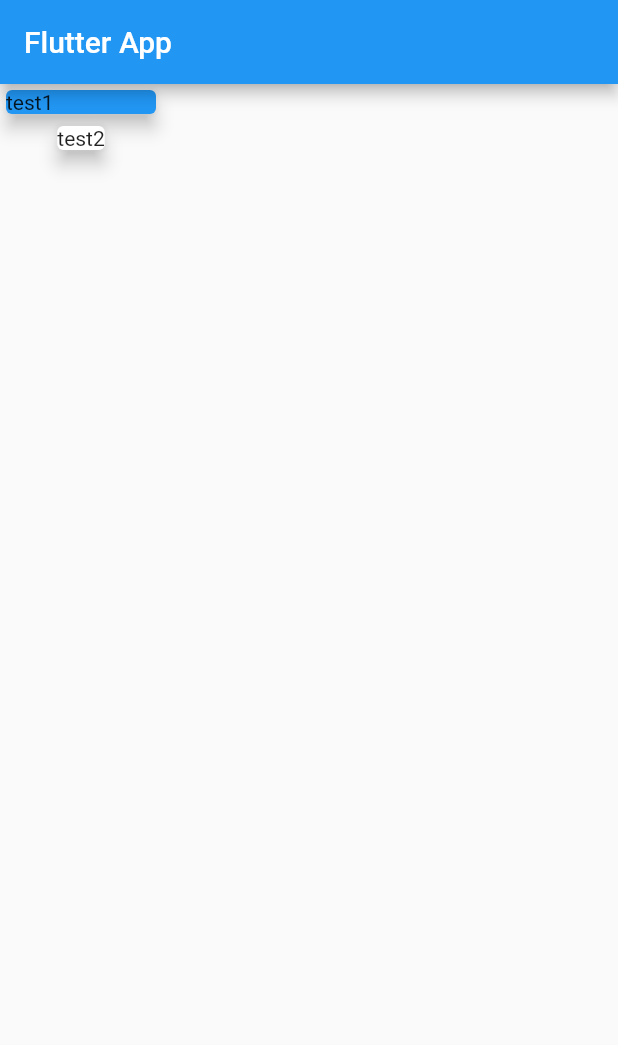
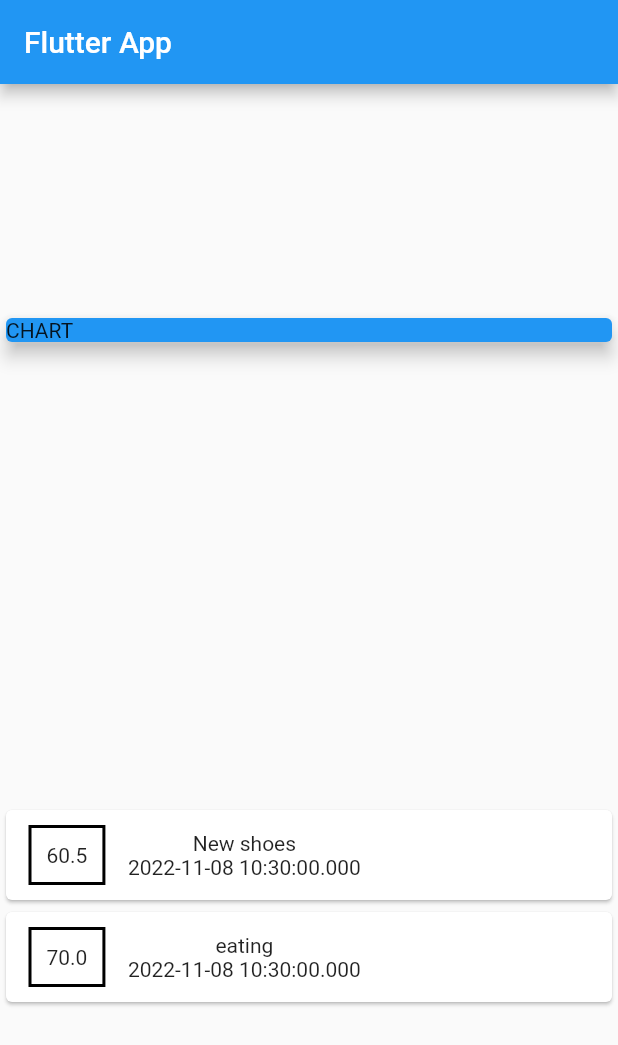
Before and after one commit to youssef-ammar/Expense_Planner, a Flutter app: the screen it shows after launch, on a phone screen of 412 x 824 dp. Shown: the top 1045 px of the screen. Run offline on Flutter 3.47's test engine with Material 2 defaults, Android fonts, the phone set to English and light mode, and no system bars.

Commit message:
Transactions

```diff
--- a/lib/main.dart
+++ b/lib/main.dart
@@ -1,8 +1,20 @@
+import './transaction.dart';
 import 'package:flutter/material.dart';
+import './trans.dart';
 
 void main() => runApp(App());
 
 class App extends StatelessWidget {
+  final List <Transaction> transactions = [
+    Transaction(
+        id: "t1", title: "New shoes", amount: 60.5, date: DateTime.now()),
+    Transaction(id: "t2", title: "eating", amount: 70, date: DateTime.now()),
+
+
+  ];
+
+
+
   @override
   Widget build(BuildContext context) {
     return MaterialApp(
@@ -10,16 +22,24 @@ class App extends StatelessWidget {
             appBar: AppBar(
               title: Text('Flutter App'),
             ),
-            body: Column(children:  <Widget>[
-              Card(
-                color: Colors.blue,
-                elevation: 5,
-                child: Container( child: Text('test1'), width: 100,),
+            body: Column(
+              mainAxisAlignment: MainAxisAlignment.spaceAround,
+              crossAxisAlignment: CrossAxisAlignment.stretch,
+              children: <Widget>[
+            Card(
+            color: Colors.blue,
+              elevation: 5,
+              child: Container(
+
+
+                child: Text('CHART'),
+                width: double.infinity,
               ),
-              Card(
-                elevation: 5,
-                child: Container(child: Text('test2')),
-              ),
-            ])));
+            ),
+            Column(children: transactions.map( (tx)  {   return
+              Card(child: Trans(tx.title,tx.amount,tx.date)); }).toList()  ),
+
+    ]))
+    );
   }
 }
--- /dev/null
+++ b/lib/trans.dart
@@ -0,0 +1,28 @@
+import 'package:flutter/material.dart';
+
+class Trans extends StatelessWidget {
+  final String title;
+  final DateTime date;
+  final double amount;
+  Trans( this.title,this.amount,this.date);
+  @override
+
+  Widget build(BuildContext context) {
+    return Row(
+      children: <Widget>[
+        Container(
+            margin: EdgeInsets.symmetric(vertical: 10,horizontal: 15),
+            decoration: BoxDecoration(border: Border.all(color: Colors.black,width: 2)),
+            padding: EdgeInsets.all(10),
+            child: Text( amount.toString())),
+        Column(
+          children: <Widget>[
+            Text(title),
+            Text(date.toString()),
+
+          ],
+        )
+      ],
+    );
+  }
+}
--- /dev/null
+++ b/lib/transaction.dart
@@ -0,0 +1,12 @@
+class Transaction {
+  final String id;
+  final String title;
+  final double amount;
+  final DateTime date;
+
+  Transaction(
+      {required this.id,
+      required this.title,
+      required this.amount,
+      required this.date});
+}
```
